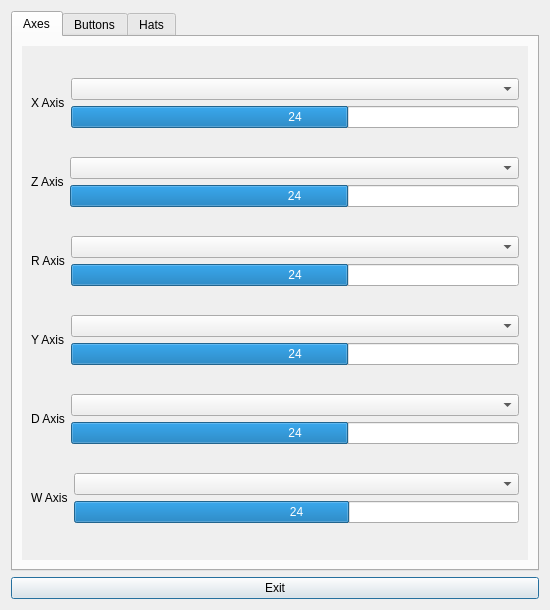
The window that joysticksetupdialog.ui (igorek-murrom/RovUI2) describes before a commit, drawn with Qt 5.
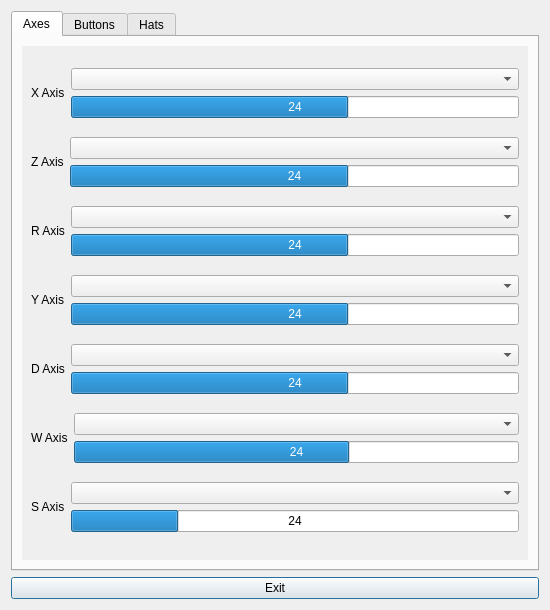
The same window after the commit. The open tabs and pages were chosen to show the change.

The edit to the form file:
```diff
--- a/joysticksetupdialog.ui
+++ b/joysticksetupdialog.ui
@@ -73,8 +73,8 @@
            <rect>
             <x>0</x>
             <y>0</y>
-            <width>518</width>
-            <height>510</height>
+            <width>499</width>
+            <height>524</height>
            </rect>
           </property>
           <layout class="QVBoxLayout" name="verticalLayout">
@@ -282,6 +282,34 @@
              </item>
             </layout>
            </item>
+           <item>
+            <layout class="QHBoxLayout" name="sAxisLayout" stretch="0,0">
+             <item>
+              <widget class="QLabel" name="sAxisLabel">
+               <property name="text">
+                <string>S Axis</string>
+               </property>
+              </widget>
+             </item>
+             <item>
+              <layout class="QVBoxLayout" name="sAxisSubLayout">
+               <item>
+                <widget class="QComboBox" name="sAxisComboBox"/>
+               </item>
+               <item>
+                <widget class="QProgressBar" name="sAxisProgressBar">
+                 <property name="value">
+                  <number>24</number>
+                 </property>
+                 <property name="format">
+                  <string>%v</string>
+                 </property>
+                </widget>
+               </item>
+              </layout>
+             </item>
+            </layout>
+           </item>
           </layout>
          </widget>
         </widget>
```
Left out of the diff: 22 changed lines with no effect on the pictures.
